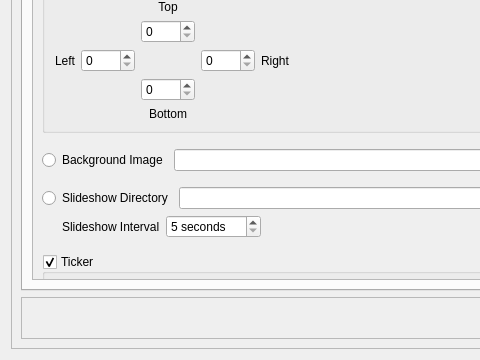
Above: src/dlgsettings.ui from EquinoxEarth/OpenKJ before the change; both pictures show x 0 to 480 and y 173 to 533 of the 803 by 533 pixel window. Below: the same form after it.
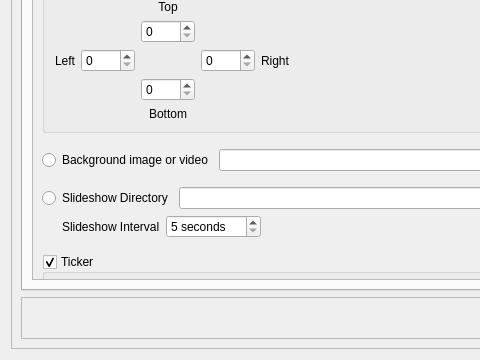
That is the form after the change. The open tabs and pages were chosen to show the change. Icons and pictures are not drawn.

Commit message: Add customizable idle visuals and looping display backgrounds

The edit to the form file:
```diff
--- a/src/dlgsettings.ui
+++ b/src/dlgsettings.ui
@@ -567,7 +567,7 @@
                     <item>
                      <widget class="QRadioButton" name="rbBgImage">
                       <property name="text">
-                       <string>Background Image</string>
+                       <string>Background image or video</string>
                       </property>
                      </widget>
                     </item>
```
The commit also changes 10 other files.
